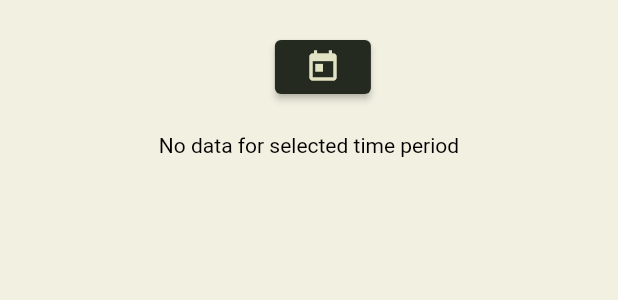
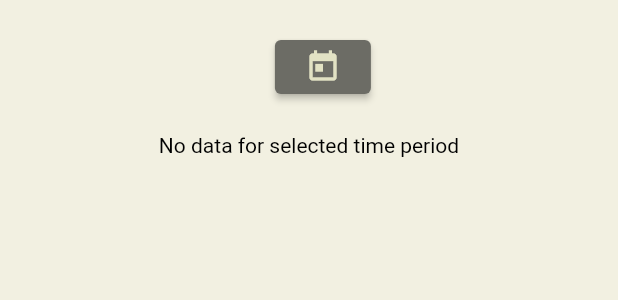
Before and after one commit to tshuenhau/pycnomobile, a Flutter app: the GraphBottomSheet widget shown alone on an empty page, opened directly with empty values, on a phone screen of 412 x 824 dp. Shown: the top 300 px of the screen. Run offline on Flutter 3.47's test engine with Material 2 defaults, Android fonts, the phone set to English and light mode, and no system bars; our stand-ins replace auto_size_text, device_info_plus, fl_chart, flutter_blue, flutter_easyloading, font_awesome_flutter and 4 more; accounts and stored records are empty.

Commit message:
updated theme of daterangeselector

```diff
--- a/lib/widgets/GraphBottomSheet.dart
+++ b/lib/widgets/GraphBottomSheet.dart
@@ -60,7 +60,10 @@ class _GraphBottomSheetState extends State<GraphBottomSheet> {
     final ThemeData globalTheme = Provider.of<GlobalTheme>(context).globalTheme;
 
     return Theme(
-      data: ThemeData(colorScheme: globalTheme.colorScheme),
+      data: ThemeData(
+          colorScheme: globalTheme.colorScheme.copyWith(
+              primary: globalTheme.colorScheme.secondary,
+              secondary: globalTheme.colorScheme.primary)),
       child: Builder(
         builder: (context) => ElevatedButton(
             onPressed: () async {
```
